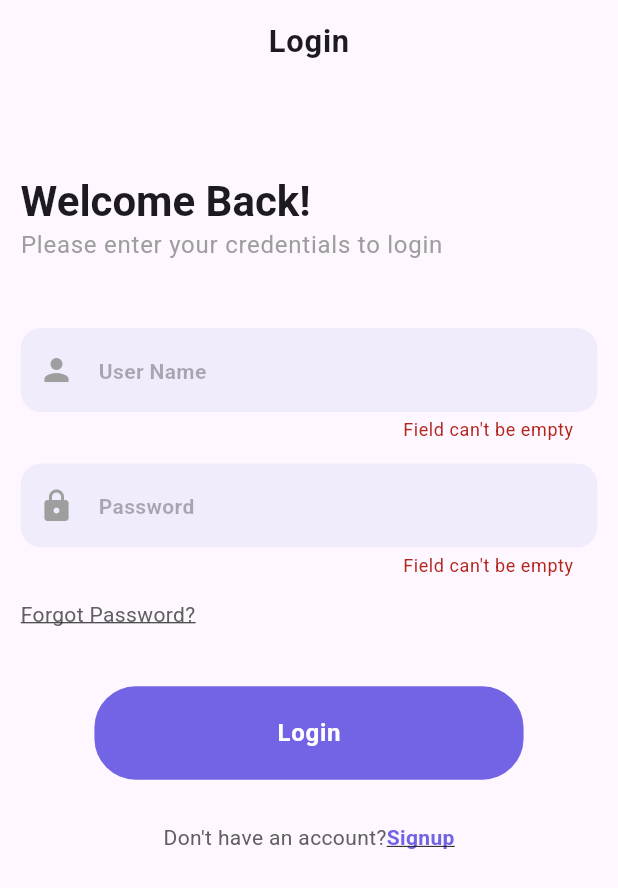
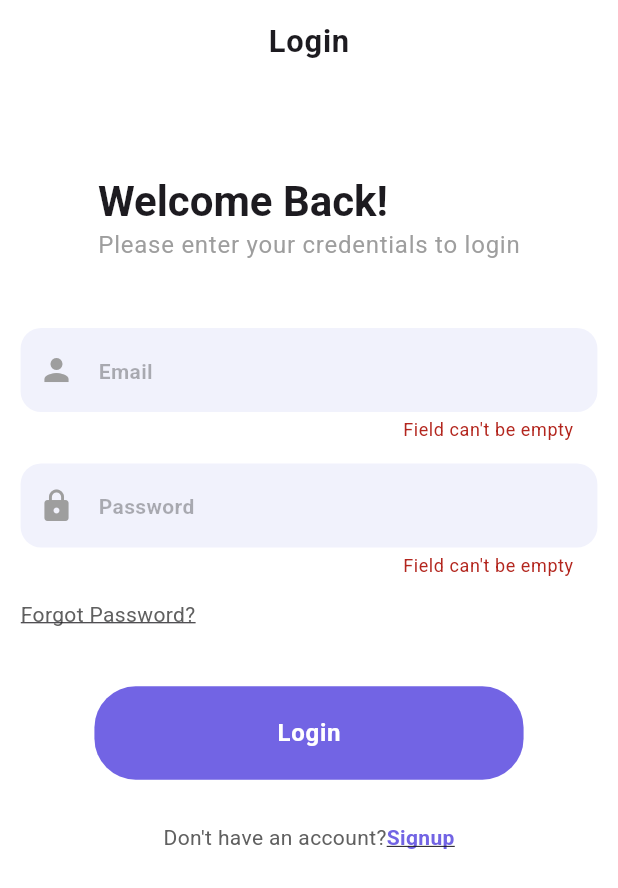
Before and after one commit to AhmedAbdelaziz207/Team-AR, a Flutter app: the LoginScreen screen opened by its route, after a tap on "Login", on a phone screen of 412 x 824 dp. Shown: the top 888 px of the screen. Run offline on Flutter 3.47's test engine with Material 3 defaults, Android fonts, the phone set to English and light mode, and no system bars; our stand-ins replace dio, easy_localization, flutter_bloc, flutter_screenutil, freezed_annotation, get_it and 3 more; accounts and stored records are empty; generated files the repository leaves out were written again.

Commit message:
Finished Login Screen

```diff
--- a/lib/core/network/api_service.dart
+++ b/lib/core/network/api_service.dart
@@ -1,6 +1,5 @@
 import 'package:dio/dio.dart';
 import 'package:retrofit/retrofit.dart';
-import 'package:team_ar/features/auth/login/model/login_request_body.dart';
 import 'package:team_ar/features/auth/login/model/login_response.dart';
 
 import 'api_endpoints.dart';
@@ -13,8 +12,6 @@ abstract class ApiService {
 
   @POST("api/Account/Login")
   Future<LoginResponse> login(
-   @Body() LoginRequestBody body
+    @Body() Map<String, dynamic> body,
   );
-
-
 }
--- a/lib/core/routing/app_router.dart
+++ b/lib/core/routing/app_router.dart
@@ -4,6 +4,7 @@ import 'package:team_ar/core/di/dependency_injection.dart';
 import 'package:team_ar/core/routing/routes.dart';
 import 'package:team_ar/features/auth/login/login_screen.dart';
 import 'package:team_ar/features/onboarding/onboarding_screen.dart';
+import 'package:team_ar/features/plans_screen/plans_screen.dart';
 import 'package:team_ar/features/select_launguage/select_launguage.dart';
 import 'package:team_ar/features/splash/splash_screen.dart';
 
@@ -32,6 +33,14 @@ class AppRouter {
           ),
         );
 
+        case Routes.plans:
+        return MaterialPageRoute(
+          builder: (context) => BlocProvider(
+            create: (context) => getIt<LoginCubit>(),
+            child: const PlansScreen(),
+          ),
+        );
+
       default:
         return MaterialPageRoute(
           builder: (context) => Scaffold(
--- a/lib/core/routing/routes.dart
+++ b/lib/core/routing/routes.dart
@@ -4,7 +4,6 @@ class Routes {
   static const login = '/login';
   static const register = '/register';
   static const home = '/home';
-
   static const selectLanguage = '/selectLanguage';
-
+  static const plans = '/plans';
 }
--- a/lib/core/theme/app_colors.dart
+++ b/lib/core/theme/app_colors.dart
@@ -1,16 +1,26 @@
 import 'package:flutter/material.dart';
 
 class AppColors {
+  // Main Colors
+  static const white = Colors.white;
+  static const black = Colors.black;
+  static const red = Colors.red;
+  static const green = Colors.green;
+  static const yellow = Colors.yellow;
+  static const blue = Colors.blue;
+
+
   // fill Colors
   static const primaryColor = Color(0xff2430C4);
   static const secondaryColor = Color(0xffD0D3F6);
   static const lightLavender = Color(0xffE4E6FA);
+  static const softLavender = Color(0xffE4E6FA);
   static const darkLavender = Color(0xffD0D3F6);
   static const mediumLavender = Color(0xff7264e4);
   static const formFillColor = Color(0xfff7f7fd);
+
+
   // Text Colors
-
-  static const black = Colors.black;
   static const grey = Color(0xff606060);
   static const lightGrey = Color(0xffA5A5A5);
   static const softGrey = Color(0xffE0E0E0);
--- a/lib/core/utils/app_local_keys.dart
+++ b/lib/core/utils/app_local_keys.dart
@@ -19,6 +19,28 @@ class AppLocalKeys {
   static const forgotPassword = "forgotPassword";
   static const signUp = "signup";
 
+  static const requestCancelled = "error.requestCancelled";
+  static const connectionTimeout = "error.connectionTimeout";
+  static const sendTimeout = "error.sendTimeout";
+  static const receiveTimeout = "error.receiveTimeout";
+  static const badCertificate = "error.badCertificate";
+  static const badResponse = "error.badResponse";
+  static const connectionError = "error.connectionError";
+  static const unknownError = "error.unknownError";
+  static const unexpectedError = "error.unexpectedError";
 
+  static const passwordMinLength = "error.passwordMinLength";
+  static const passwordNonAlphanumeric = "error.passwordNonAlphanumeric";
+  static const passwordLowercaseRequired = "error.passwordLowercaseRequired";
+  static const badRequest = "error.badRequest";
+  static const ok = "ok";
+  static const cancel = "cancel";
+  static const loginError = "loginError";
+
+  static const email = "email";
+  static const plans = "plans";
+  static const normal = "normal";
+  static const subscribe = "subscribe";
+  static const le = "le";
 
 }
--- a/lib/core/widgets/custom_text_form_field.dart
+++ b/lib/core/widgets/custom_text_form_field.dart
@@ -15,6 +15,7 @@ class CustomTextFormField extends StatefulWidget {
     this.prefixIcon,
     this.obscureText,
     this.textDirection,
+    this.controller,
   });
 
   final GlobalKey<FormState>? formKey;
@@ -24,6 +25,7 @@ class CustomTextFormField extends StatefulWidget {
   final IconData? prefixIcon;
   final bool? obscureText;
   final TextDirection? textDirection;
+  final TextEditingController? controller;
 
   @override
   State<CustomTextFormField> createState() => _CustomTextFormFieldState();
@@ -35,6 +37,7 @@ class _CustomTextFormFieldState extends State<CustomTextFormField> {
     return Directionality(
       textDirection: ui.TextDirection.rtl,
       child: TextFormField(
+        controller: widget.controller,
         obscureText: widget.obscureText ?? false,
         validator: widget.validator ??
             (value) {
--- a/lib/features/auth/login/logic/login_cubit.dart
+++ b/lib/features/auth/login/logic/login_cubit.dart
@@ -1,3 +1,4 @@
+import 'package:flutter/cupertino.dart';
 import 'package:team_ar/core/network/api_result.dart';
 import 'package:team_ar/features/auth/login/model/login_request_body.dart';
 import 'package:team_ar/features/auth/login/repos/login_repository.dart';
@@ -6,16 +7,21 @@ import 'login_state.dart';
 import 'package:flutter_bloc/flutter_bloc.dart';
 
 class LoginCubit extends Cubit<LoginState> {
-  LoginCubit(this._loginRepo) : super(const LoginState.initial());
+  LoginCubit(this._loginRepo) : super(const LoginState.loginInitial());
   final LoginRepository _loginRepo;
+  TextEditingController emailController = TextEditingController();
+  TextEditingController passwordController = TextEditingController();
+  GlobalKey<FormState> formKey = GlobalKey<FormState>();
 
-  emitLoginStates(LoginRequestBody loginRequestBody) async {
-    emit(const LoginState.loading());
+
+
+ void emitLoginStates(LoginRequestBody loginRequestBody) async {
+    emit(const LoginState.loginLoading());
 
     final ApiResult result = await _loginRepo.login(loginRequestBody);
     result.when(
-      success: (data) => emit(LoginState.success(data)),
-      failure: (apiErrorModel) => emit(LoginState.failure(apiErrorModel)),
+      success: (data) => emit(LoginState.loginSuccess(data)),
+      failure: (apiErrorModel) => emit(LoginState.loginFailure(apiErrorModel)),
     );
   }
 }
--- a/lib/features/auth/login/logic/login_state.dart
+++ b/lib/features/auth/login/logic/login_state.dart
@@ -5,11 +5,11 @@ part 'login_state.freezed.dart';
 
 @freezed
 class LoginState<T> with _$LoginState<T> {
-  const factory LoginState.initial() = _Initial;
+  const factory LoginState.loginInitial() = _LoginInitial;
 
-  const factory LoginState.loading() = Loading;
+  const factory LoginState.loginLoading() = LoginLoading;
 
-  const factory LoginState.success(T data) = Success;
+  const factory LoginState.loginSuccess(T data) = LoginSuccess;
 
-  const factory LoginState.failure(ApiErrorModel message) = Failure;
+  const factory LoginState.loginFailure(ApiErrorModel message) = LoginFailure;
 }
--- a/lib/features/auth/login/login_screen.dart
+++ b/lib/features/auth/login/login_screen.dart
@@ -1,6 +1,7 @@
 import 'package:easy_localization/easy_localization.dart';
 import 'package:flutter/material.dart';
 import 'package:flutter_screenutil/flutter_screenutil.dart';
+import 'package:team_ar/core/theme/app_colors.dart';
 import 'package:team_ar/features/auth/login/widgets/login_form.dart';
 import 'package:team_ar/features/auth/login/widgets/login_top_section.dart';
 import '../../../core/utils/app_local_keys.dart';
@@ -11,7 +12,9 @@ class LoginScreen extends StatelessWidget {
   @override
   Widget build(BuildContext context) {
     return Scaffold(
+      backgroundColor: AppColors.white,
       appBar: AppBar(
+        backgroundColor: AppColors.white,
         leading: const SizedBox(),
         title: Text(
           AppLocalKeys.login.tr(),
@@ -31,12 +34,17 @@ class LoginScreen extends StatelessWidget {
           child: Column(
             crossAxisAlignment: CrossAxisAlignment.start,
             children: [
-              const LoginTopSection(),
 
-              SizedBox(
-                height: 36.h,
-              ),
-             const LoginForm()
+              Column(
+                children: [
+                  const LoginTopSection(),
+                  SizedBox(
+                    height: 36.h,
+                  ),
+                  const LoginForm()
+                ],
+              )
+
             ],
           ),
         ),
--- a/lib/features/auth/login/repos/login_repository.dart
+++ b/lib/features/auth/login/repos/login_repository.dart
@@ -12,7 +12,7 @@ class LoginRepository {
 
   Future<ApiResult<LoginResponse>> login(LoginRequestBody loginRequestBody) async {
     try {
-      final response = await _apiService.login(loginRequestBody);
+      final response = await _apiService.login(loginRequestBody.toJson());
       return ApiResult.success(response);
     } catch (e) {
       return ApiResult.failure(ApiErrorHandler.handle(e));
--- /dev/null
+++ b/lib/features/auth/login/widgets/email_and_password_widget.dart
@@ -0,0 +1,32 @@
+import 'package:easy_localization/easy_localization.dart';
+import 'package:flutter/material.dart';
+import 'package:flutter_bloc/flutter_bloc.dart';
+import 'package:flutter_screenutil/flutter_screenutil.dart';
+import 'package:team_ar/features/auth/login/logic/login_cubit.dart';
+
+import '../../../../core/utils/app_local_keys.dart';
+import '../../../../core/widgets/custom_text_form_field.dart';
+
+class EmailAndPasswordWidget extends StatelessWidget {
+  const EmailAndPasswordWidget({super.key});
+
+  @override
+  Widget build(BuildContext context) {
+    return Column(
+      children: [
+        CustomTextFormField(
+          controller: context.read<LoginCubit>().emailController,
+          suffixIcon: Icons.person,
+          hintText: AppLocalKeys.email.tr(),
+        ),
+        SizedBox(height: 12.h),
+        CustomTextFormField(
+          controller: context.read<LoginCubit>().passwordController,
+          suffixIcon: Icons.lock,
+          hintText: AppLocalKeys.password.tr(),
+          obscureText: true,
+        ),
+      ],
+    );
+  }
+}
--- /dev/null
+++ b/lib/features/auth/login/widgets/login_bloc_listener.dart
@@ -0,0 +1,37 @@
+import 'package:easy_localization/easy_localization.dart';
+import 'package:flutter/material.dart';
+import 'package:flutter_bloc/flutter_bloc.dart';
+import 'package:team_ar/core/utils/app_local_keys.dart';
+import 'package:team_ar/core/widgets/custom_dialog.dart';
+import 'package:team_ar/features/auth/login/logic/login_cubit.dart';
+import 'package:team_ar/features/auth/login/logic/login_state.dart';
+
+class LoginBlocListener extends StatelessWidget {
+  const LoginBlocListener({super.key});
+
+  @override
+  Widget build(BuildContext context) {
+    return BlocListener<LoginCubit, LoginState>(
+      listenWhen: (previous, current) =>
+          current is LoginFailure || current is LoginSuccess,
+      listener: (BuildContext context, LoginState state) {
+        state.whenOrNull(loginFailure: (apiErrorModel) {
+          {
+            showCustomDialog(
+              context,
+              title: AppLocalKeys.loginError.tr(),
+              message: apiErrorModel.getErrorsMessage() ?? '',
+            );
+          }
+        }, loginSuccess: (loginResponse) {
+          showCustomDialog(
+            context,
+            title: "Success",
+            message: "Login Successfully",
+          );
+        });
+      },
+      child: const SizedBox(),
+    );
+  }
+}
--- a/lib/features/auth/login/widgets/login_form.dart
+++ b/lib/features/auth/login/widgets/login_form.dart
@@ -1,61 +1,56 @@
 import 'package:easy_localization/easy_localization.dart';
 import 'package:flutter/material.dart';
+import 'package:flutter_bloc/flutter_bloc.dart';
 import 'package:flutter_screenutil/flutter_screenutil.dart';
-import 'package:team_ar/core/di/dependency_injection.dart';
 import 'package:team_ar/features/auth/login/logic/login_cubit.dart';
 import 'package:team_ar/features/auth/login/model/login_request_body.dart';
-
+import 'package:team_ar/features/auth/login/widgets/email_and_password_widget.dart';
+import 'package:team_ar/features/auth/login/widgets/login_bloc_listener.dart';
+import '../../../../core/routing/routes.dart';
 import '../../../../core/theme/app_colors.dart';
 import '../../../../core/utils/app_local_keys.dart';
-import '../../../../core/widgets/custom_text_form_field.dart';
+import '../logic/login_state.dart';
 
 class LoginForm extends StatelessWidget {
   const LoginForm({super.key});
 
   @override
   Widget build(BuildContext context) {
-    GlobalKey<FormState> formKey = GlobalKey<FormState>();
     return Form(
-      key: formKey,
+      key: context.read<LoginCubit>().formKey,
       child: Column(
         crossAxisAlignment: CrossAxisAlignment.start,
         children: [
-          CustomTextFormField(
-            suffixIcon: Icons.person,
-            hintText: AppLocalKeys.userName.tr(),
-          ),
+          const EmailAndPasswordWidget(),
           SizedBox(height: 12.h),
-          CustomTextFormField(
-            suffixIcon: Icons.lock,
-            hintText: AppLocalKeys.password.tr(),
-            obscureText: true,
-          ),
-          SizedBox(height: 12.h),
+          // Forgot Password
           InkWell(
             onTap: () {},
-            child: Text(AppLocalKeys.forgotPassword.tr(),
+            child: Text(
+              AppLocalKeys.forgotPassword.tr(),
               style: Theme.of(context).textTheme.bodyMedium?.copyWith(
                     fontWeight: FontWeight.w500,
                     color: AppColors.grey,
-                    decoration: TextDecoration.underline)),
+                    decoration: TextDecoration.underline,
                   ),
-          SizedBox(
-            height: 32.h,
             ),
-          Align(
+          ),
+          SizedBox(height: 32.h),
+
+          BlocBuilder<LoginCubit, LoginState>(builder: (context, state) {
+            return Align(
               alignment: Alignment.center,
               child: ElevatedButton(
-              onPressed: () {
-                if (!formKey.currentState!.validate()) {
-                  debugPrint('form is not valid');
-                } else {
-                  getIt<LoginCubit>().emitLoginStates(
-                    const LoginRequestBody(
-                        email: "", password: "P@ssw0rd"),
-                  );
-                }
+                onPressed: state is LoginLoading
+                    ? null
+                    : () {
+                        validateFormAndLogin(context);
                       },
-              child: Text(
+                child: state is LoginLoading
+                    ? const CircularProgressIndicator(
+                        color: AppColors.white,
+                      )
+                    : Text(
                         AppLocalKeys.login.tr(),
                         style: Theme.of(context).textTheme.bodyLarge?.copyWith(
                               color: Colors.white,
@@ -63,7 +58,8 @@ class LoginForm extends StatelessWidget {
                             ),
                       ),
               ),
-          ),
+            );
+          }),
           SizedBox(
             height: 24.h,
           ),
@@ -79,9 +75,8 @@ class LoginForm extends StatelessWidget {
               ),
               InkWell(
                 onTap: () {
-
+                  Navigator.pushNamed(context, Routes.plans);
                 },
-
                 child: Text(
                   AppLocalKeys.signUp.tr(),
                   style: Theme.of(context).textTheme.bodyMedium?.copyWith(
@@ -93,8 +88,21 @@ class LoginForm extends StatelessWidget {
               ),
             ],
           ),
+
+          const LoginBlocListener(),
         ],
       ),
     );
   }
+
+  void validateFormAndLogin(BuildContext context) {
+    if (context.read<LoginCubit>().formKey.currentState!.validate()) {
+      context.read<LoginCubit>().emitLoginStates(
+            LoginRequestBody(
+              email: context.read<LoginCubit>().emailController.text,
+              password: context.read<LoginCubit>().passwordController.text,
+            ),
+          );
     }
+  }
+}
```
Also changed, not shown: assets/translations/ar.json (+21 -1 lines), assets/translations/en.json (+33 -15 lines), lib/core/network/api_error_handler.dart (+24 -21 lines), lib/core/widgets/app_bar_back_button.dart (added, +12 -0 lines), lib/core/widgets/custom_dialog.dart (added, +52 -0 lines). Lines whose indentation alone changed are shown as unchanged.
